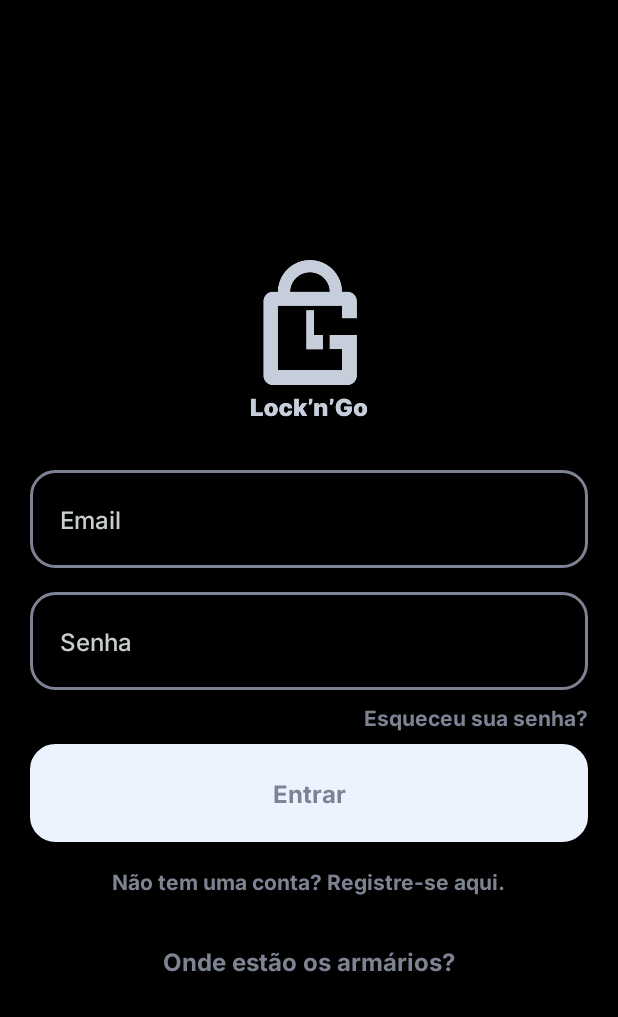
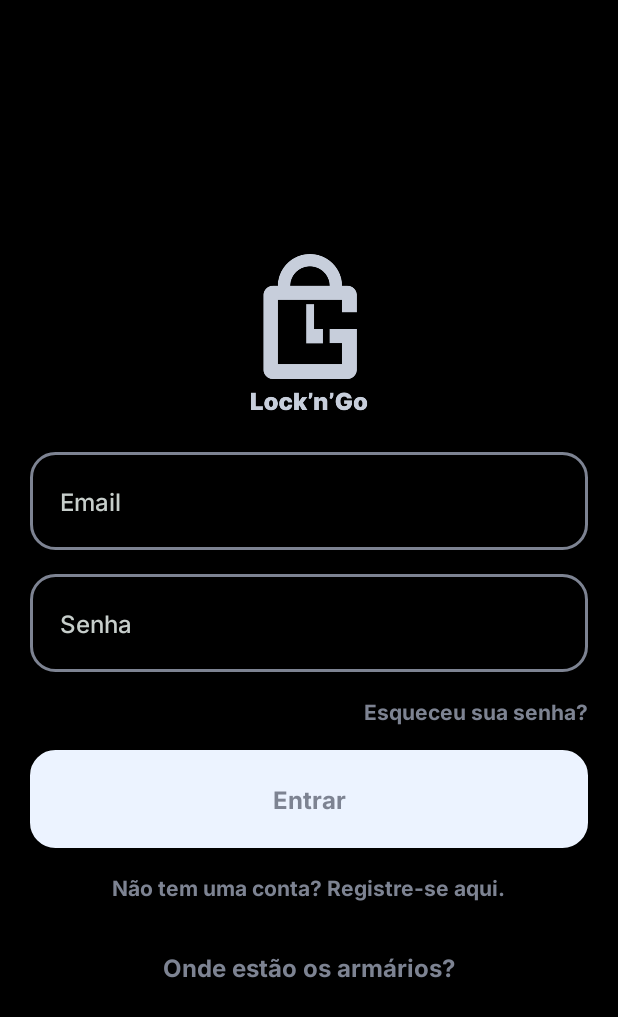
Before and after one commit to PI3-ES-2024-T25/PI3-ES-2024-T25, an Android app: the screen it shows after launch (LoginActivity), on a phone screen of 412 x 824 dp. Shown: the top 1017 px of the screen. Run offline under Robolectric (Android 15) with nearby library versions, the phone set to English and light mode, and no system bars; our stand-ins replace Firebase (no records; nobody signed in at launch, a user with empty details on screens opened directly).

Commit message:
fix: adjustments layout login

```diff
--- a/app/src/main/res/layout/activity_login.xml
+++ b/app/src/main/res/layout/activity_login.xml
@@ -9,7 +9,7 @@
         android:id="@+id/logo_login"
         android:layout_width="0dp"
         android:layout_height="108dp"
-        android:layout_marginBottom="32dp"
+        android:layout_marginBottom="24dp"
         android:contentDescription="@string/logo_lock_n_go"
         app:layout_constraintBottom_toTopOf="@+id/email_login"
         app:layout_constraintEnd_toEndOf="@id/rightGuideline"
@@ -64,7 +64,8 @@
         android:id="@+id/esqueceu_senha"
         android:layout_width="wrap_content"
         android:layout_height="wrap_content"
-        android:layout_marginBottom="8dp"
+        android:layout_marginTop="8dp"
+        android:layout_marginBottom="16dp"
         android:fontFamily="@font/inter_bold"
         android:text="@string/esqueceu_sua_senha"
         android:textColor="#7D8392"
```
